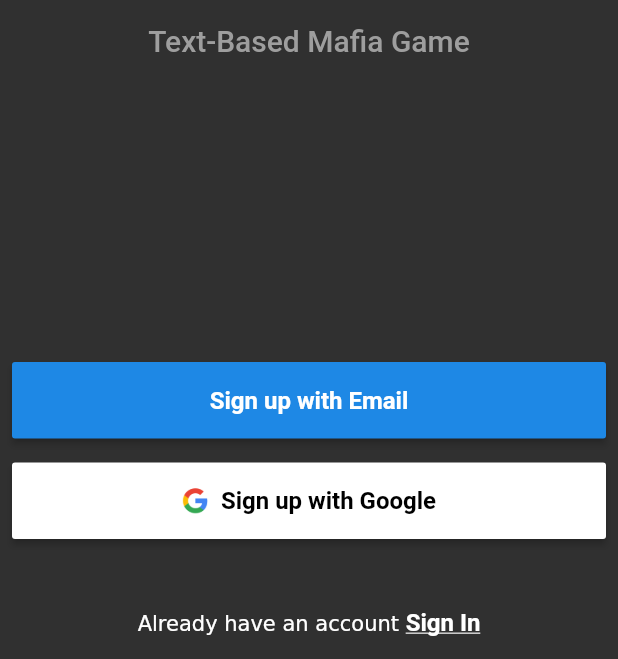
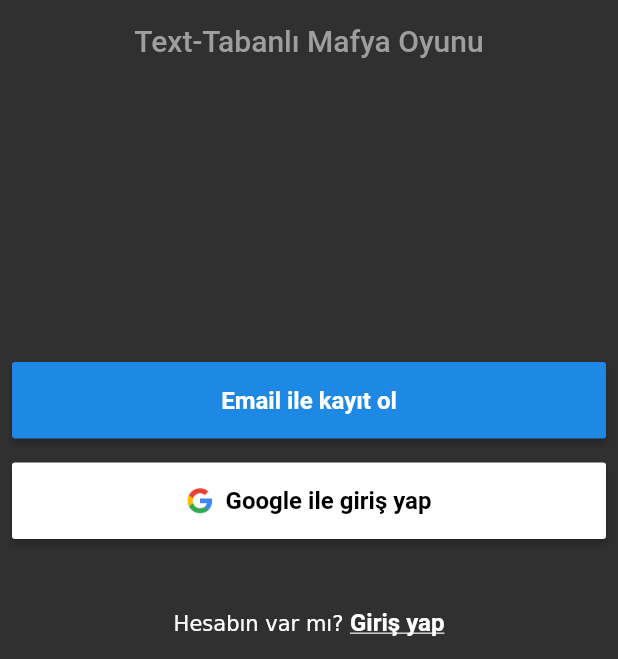
Before and after one commit to Mbildik/resurgence-mobile, a Flutter app: the screen it shows after launch, on a phone screen of 412 x 824 dp, the part 577-1236 px from its top. Run offline on Flutter 3.47's test engine with Material 2 defaults, Android fonts, the phone set to English and light mode, and no system bars; drawn by our look-alikes of overlay_support; our stand-ins replace dio, firebase_analytics, firebase_messaging, google_sign_in, image_picker, sentry and 1 more; missing offline and left inert: duration, firebase_performance, stomp_dart_client; accounts and stored records are empty.

Commit message:
translation ui improvements

```diff
--- a/lib/authentication/authentication_page.dart
+++ b/lib/authentication/authentication_page.dart
@@ -405,7 +405,7 @@ class _LoginPageRoute<T> extends MaterialPageRoute<T> {
                   actionText: S.signIn,
                   secondActionText: S.signUp,
                   secondActionTextDescription: S.doNotHaveAnAccount,
-                  forgotPassword: true,
+                  forgotPassword: false,
                   onAction: (context, email, password) {
                     return context
                         .read<AuthenticationService>()
--- a/lib/bank/bank.dart
+++ b/lib/bank/bank.dart
@@ -237,9 +237,11 @@ class _BankAccountWidgetState extends State<BankAccountWidget> {
               builder: (context, snapshot) {
                 if (loading ||
                     snapshot.connectionState == ConnectionState.waiting) {
-                  return loadingWidget();
+                  return const LoadingWidget();
                 } else if (snapshot.hasError) {
-                  return errorWidget();
+                  return RefreshOnErrorWidget(
+                    onPressed: this._refreshAccount,
+                  );
                 }
 
                 var bankAccount = snapshot.data;
@@ -344,9 +346,11 @@ class _BankAccountWidgetState extends State<BankAccountWidget> {
                 builder: (context, snapshot) {
                   if (loading ||
                       snapshot.connectionState == ConnectionState.waiting) {
-                    return loadingWidget();
+                    return const LoadingWidget();
                   } else if (snapshot.hasError) {
-                    return errorWidget();
+                    return RefreshOnErrorWidget(
+                      onPressed: this._refreshAccount,
+                    );
                   }
 
                   var bankTransactions = snapshot.data;
@@ -380,26 +384,6 @@ class _BankAccountWidgetState extends State<BankAccountWidget> {
         DateFormat(S.dateFormat).format(
           DateTime.parse(bankTransaction.time).toLocal(),
         ),
-      ),
-    );
-  }
-
-  Widget loadingWidget() {
-    return Center(
-      child: CircularProgressIndicator(),
-    );
-  }
-
-  Widget errorWidget() {
-    return Center(
-      child: Column(
-        children: <Widget>[
-          Button(
-            child: Text(S.reload),
-            onPressed: () => this._refreshAccount(),
-          ),
-          Text(S.errorOccurred),
-        ],
       ),
     );
   }
--- a/lib/constants.dart
+++ b/lib/constants.dart
@@ -6,7 +6,7 @@ enum _Env { local, dev }
 /// Application String Constants
 class S {
   // Environment
-  static var _env = _Env.local;
+  static const _env = _Env.local;
 
   // Urls
   static var baseUrl = () {
@@ -30,64 +30,61 @@ class S {
       'https://a08e58dade624766a001060e647ff585@o411000.ingest.sentry.io/5443874';
 
   // Misc
-  static var applicationTitle = 'Resurgence';
-  static var applicationDescription = 'Text-Based Mafia Game';
-  static var version = '1.0.0+1'; // todo retrieve from pubspec.yaml
-  static var userAgent = 'ResurgenceMobile/$version';
-  static var dateFormat = 'y-MM-dd HH:mm';
-
-  // todo static var dateFormat = 'dd/MM/y HH:mm';
+  static const applicationTitle = 'Resurgence';
+  static const applicationDescription = 'Text-Tabanlı Mafya Oyunu';
+  static const version = '1.0.0+1'; // todo retrieve from pubspec.yaml
+  static const userAgent = 'ResurgenceMobile/$version';
+  static const dateFormat = 'dd.MM.y HH:mm';
 
   // Validation
-  static var validationRequired = 'Required';
+  static const validationRequired = 'Zorunlu';
 
   // Label
-  static var email = 'Email';
+  static const email = 'Email';
   static const nickname = 'İsmin';
   static const create = 'Oluştur';
-  static var sendEmail = 'send.email';
-  static var submit = 'Submit';
-  static var password = 'Password';
-  static var passwordForgot = 'Forgot password?';
-  static var passwordForgotInfo = 'password.forgot.info';
-  static const changePassword = 'Şifreyi Değiştir';
+  static const sendEmail = 'send.email';
+  static const submit = 'Submit';
+  static const password = 'Şifre';
+  static const passwordForgot = 'Şifremi Unuttum';
   static const logout = 'Çıkış Yap';
   static const logoutConfirmationTitle = 'Çıkış yapmak üzeresiniz!';
   static const logoutConfirmationContent =
       'Uygulamadan çıkış yapmak istediğinize emin misiniz?';
-  static var signUpGoogle = 'Sign up with Google';
-  static var signUpEmail = 'Sign up with Email';
-  static var signUp = 'Sign Up';
-  static var signIn = 'Sign In';
-  static var doNotHaveAnAccount = 'Don\'t have an account';
-  static var alreadyHaveAnAccount = 'Already have an account';
-  static var signUpInfo = 'sign_up.info';
-  static const playerCreationTitle = 'Mafya dünyasının zorlu günleri seni bekliyor';
-  static const playerCreationDescription = 'Irkını ve ismini seçerek bu karanlık dünyaya sende katıl';
-  static var race = 'race';
-  static var balance = 'balance';
+  static const signUpGoogle = 'Google ile giriş yap';
+  static const signUpEmail = 'Email ile kayıt ol';
+  static const signUp = 'Kayıt ol';
+  static const signIn = 'Giriş yap';
+  static const doNotHaveAnAccount = 'Hesabın yok mu?';
+  static const alreadyHaveAnAccount = 'Hesabın var mı?';
+  static const playerCreationTitle =
+      'Mafya dünyasının zorlu günleri seni bekliyor';
+  static const playerCreationDescription =
+      'Irkını ve ismini seçerek bu karanlık dünyaya sende katıl';
+  static const race = 'race';
+  static const balance = 'balance';
   static const health = 'Sağlık';
   static const honor = 'Onur';
   static const usableHonor = 'Kullanılabilir Onur Puanı';
-  static var experience = 'experience';
-  static var reload = 'Reload';
-  static var errorOccurred = 'Bir hata oluştu.';
+  static const experience = 'experience';
+  static const reload = 'Yeniden yükle';
+  static const errorOccurred = 'Bir hata oluştu.';
   static const profile = 'Profil';
-  static var task = 'Task';
-  static var tasks = 'Tasks';
-  static var soloTask = 'Solo Görevler';
-  static var info = 'Information';
-  static var perform = 'Yap';
-  static var duration = 'duration';
-  static var auxiliary = 'Yardımcı Skiller';
-  static var skillGain = 'Kazanılacak Skiller';
-  static var skillGained = 'Kazanılan Skiller';
-  static var drop = 'Drop';
-  static var requiredItemCategory = 'required.item.category';
-  static var difficulty = 'difficulty';
-  static var easy = 'easy';
-  static var medium = 'medium';
-  static var hard = 'hard';
+  static const task = 'Task';
+  static const tasks = 'Görevler';
+  static const soloTask = 'Solo Görevler';
+  static const info = 'Information';
+  static const perform = 'Yap';
+  static const duration = 'duration';
+  static const auxiliary = 'Yardımcı Skiller';
+  static const skillGain = 'Kazanılacak Skiller';
+  static const skillGained = 'Kazanılan Skiller';
+  static const drop = 'Drop';
+  static const requiredItemCategory = 'required.item.category';
+  static const difficulty = 'difficulty';
+  static const easy = 'easy';
+  static const medium = 'medium';
+  static const hard = 'hard';
   static const playerItemEmpty = 'Hiç itemin yok.';
 
   static playerItemEmptyCategories(Set<String> categories) {
@@ -102,153 +99,154 @@ class S {
   static const failedTaskResult = 'Beceremedin.';
 
   static String failedTaskResultMember(String member) => '$member beceremedi.';
-  static var bank = 'Bank';
-  static var bankBalance = 'Banka Bakiyesi';
-  static var currentBalance = 'Nakit';
-  static var bankTitle = 'Bank';
+  static const bank = 'Banka';
+  static const bankBalance = 'Banka Bakiyesi';
+  static const currentBalance = 'Nakit';
+  static const bankTitle = 'Bank';
   static const money = 'Para';
   static const moneyToInterest = 'Faize yatırılacak para';
   static const withdraw = 'Çek';
   static const deposit = 'Yatır';
-  static var integerRequired = 'integer.required';
-  static var interest = 'Faiz';
-  static var interestHelp =
+  static const integerRequired = 'integer.required';
+  static const interest = 'Faiz';
+  static const interestHelp =
       'Faize yatırmak istediğin tutara göre tablodaki faiz karşılığını bir günün sonunda alırsın.';
-  static var transfer = 'Transfer';
-  static var transferHelp =
+  static const transfer = 'Transfer';
+  static const transferHelp =
       'Para transferi etmek istediğin oyuncunun adını ve transfer edeceğin miktarı gir. Eğer istersen açıklama girebilirsin.';
-  static var bankAccount = 'Banka Hesabı';
-  static var bankAccountHelp =
+  static const bankAccount = 'Banka Hesabı';
+  static const bankAccountHelp =
       'Saldırı alırsanız cebinizdeki para saldırgana geçer. Paranı korumak için bankaya yatırmalısın.';
-  static var min = 'min';
-  static var max = 'max';
-  static var noActiveInterest = 'no.active.interest';
-  static var currentInterest = 'current.interest';
-  static var description = 'Açıklama';
-  static var to = 'to';
-  static var realEstate = 'Real Estate';
-  static var buy = 'Satın Al';
-  static var sell = 'Sat';
-  static var signInPageTitle = 'Tekrar hoş geldin!';
-  static var signInPageDescription = 'Hesabınıza giriş yapın';
-  static var signUpPageTitle = 'Hoş geldin!';
-  static var signUpPageDescription = 'Email ile kayıt ol';
-  static var family = 'Aile';
-  static var families = 'Aileler';
+  static const min = 'min';
+  static const max = 'max';
+  static const noActiveInterest = 'no.active.interest';
+  static const currentInterest = 'current.interest';
+  static const description = 'Açıklama';
+  static const to = 'to';
+  static const realEstate = 'Real Estate';
+  static const buy = 'Satın Al';
+  static const sell = 'Sat';
+  static const signInPageTitle = 'Tekrar hoş geldin!';
+  static const signInPageDescription = 'Hesabınıza giriş yapın';
+  static const signUpPageTitle = 'Hoş geldin!';
+  static const signUpPageDescription = 'Email ile kayıt ol';
+  static const family = 'Aile';
+  static const families = 'Aileler';
 
-  static var ok = 'Tamam';
-  static var delete = 'Sil';
-  static var cancel = 'İptal';
+  static const ok = 'Tamam';
+  static const delete = 'Sil';
+  static const cancel = 'İptal';
 
-  static var chat = 'Sohbet';
-  static var messages = 'Mesajlar';
-  static var search = 'Ara';
-  static var offline = 'Çevrimdışı';
-  static var online = 'Çevrimiçi';
-  static var typeSomething = 'Type something...';
+  static const chat = 'Sohbet';
+  static const messages = 'Mesajlar';
+  static const search = 'Ara';
+  static const offline = 'Çevrimdışı';
+  static const online = 'Çevrimiçi';
+  static const typeSomething = 'Type something...';
 
-  static var boss = 'Boss';
-  static var consultant = 'Consultant';
-  static var chief = 'Chief';
-  static var secret = 'Secret';
-  static var regimes = 'Regimes';
-  static var members = 'Members';
-  static var announcements = 'Announcements';
-  static var memberDeleteTitle = 'Are you sure!';
-  static var memberDeleteContent = 'You are firing a member!';
-  static var fire = 'Fire';
-  static var disqualify = 'Disqualify';
-  static var consultantDisqualifyTitle = memberDeleteTitle;
-  static var consultantDisqualifyContent = 'You are disqualify a consultant';
-  static var chiefDisqualifyTitle = memberDeleteTitle;
-  static var chiefDisqualifyContent = 'You are disqualify a chief';
-  static var promoteToConsultant = 'Consultant';
-  static var promoteToChief = 'Chief';
-  static var accept = 'Accept';
-  static var revoke = 'Revoke';
+  static const boss = 'Boss';
+  static const consultant = 'Consultant';
+  static const chief = 'Chief';
+  static const secret = 'Secret';
+  static const regimes = 'Regimes';
+  static const members = 'Members';
+  static const announcements = 'Announcements';
+  static const memberDeleteTitle = 'Are you sure!';
+  static const memberDeleteContent = 'You are firing a member!';
+  static const fire = 'Fire';
+  static const disqualify = 'Disqualify';
+  static const consultantDisqualifyTitle = memberDeleteTitle;
+  static const consultantDisqualifyContent = 'You are disqualify a consultant';
+  static const chiefDisqualifyTitle = memberDeleteTitle;
+  static const chiefDisqualifyContent = 'You are disqualify a chief';
+  static const promoteToConsultant = 'Consultant';
+  static const promoteToChief = 'Chief';
+  static const accept = 'Accept';
+  static const revoke = 'Revoke';
   static const noData = 'Burada henüz görebileceğin bir şey yok!';
-  static var noInvitations = 'There is no invitations!';
-  static var assign = 'Assign';
-  static var titleHintText = 'Enter your announcement title';
-  static var contentHintText = 'Enter your announcement content';
-  static var announcementSecretInfo =
+  static const noInvitations = 'There is no invitations!';
+  static const assign = 'Assign';
+  static const titleHintText = 'Enter your announcement title';
+  static const contentHintText = 'Enter your announcement content';
+  static const announcementSecretInfo =
       'Only family member can see this announcement.';
-  static var management = 'Management';
-  static var humanResources = 'Human Resources';
-  static var applicationsInvitations = 'Applications Invitations';
-  static var regimeManagement = 'Regime Management';
-  static var announcement = 'Announcement';
-  static var destroy = 'Destroy';
-  static var familyDestroyConfirmationTitle = 'Are you sure!';
-  static var familyDestroyConfirmationContent =
+  static const management = 'Management';
+  static const humanResources = 'Human Resources';
+  static const applicationsInvitations = 'Applications Invitations';
+  static const regimeManagement = 'Regime Management';
+  static const announcement = 'Announcement';
+  static const destroy = 'Destroy';
+  static const familyDestroyConfirmationTitle = 'Are you sure!';
+  static const familyDestroyConfirmationContent =
       'You are gonna destroy the whole family.';
-  static var discharge = 'Discharge';
-  static var assignChiefDialogTitle = 'Choose an chief to assign';
-  static var memberDischargeConfirmationTitle = 'Are you sure!';
+  static const discharge = 'Discharge';
+  static const assignChiefDialogTitle = 'Choose an chief to assign';
+  static const memberDischargeConfirmationTitle = 'Are you sure!';
 
   static memberDischargeConfirmationContent(String member, String chief) =>
       'You are going to discharge $member from $chief';
-  static var edit = 'Edit';
-  static var clear = 'Clear';
-  static var announcementDeleteConfirmationTitle = 'Are you sure!';
-  static var announcementDeleteConfirmationContent =
+  static const edit = 'Edit';
+  static const clear = 'Clear';
+  static const announcementDeleteConfirmationTitle = 'Are you sure!';
+  static const announcementDeleteConfirmationContent =
       'You are going to delete this announcement!';
-  static var leave = 'Leave';
-  static var leaveFamilyConfirmationTitle = 'Leaving family!';
-  static var leaveFamilyConfirmationContent = 'You are leaving the family.';
-  static var apply = 'Apply';
-  static var applySuccessInfo = 'Your application has been made.';
-  static var myFamily = 'My Family';
-  static var noFamilyAnymore = 'You don\'t have a family anymore.';
-  static var familyCreationTitle =
+  static const leave = 'Leave';
+  static const leaveFamilyConfirmationTitle = 'Leaving family!';
+  static const leaveFamilyConfirmationContent = 'You are leaving the family.';
+  static const apply = 'Apply';
+  static const applySuccessInfo = 'Your application has been made.';
+  static const myFamily = 'My Family';
+  static const noFamilyAnymore = 'You don\'t have a family anymore.';
+  static const familyCreationTitle =
       'To create a crime family you must meet this requirements.';
   static var familyCreationMoneyRequirement =
       '${Money.format(5000000)} in your pocket.';
-  static var familyCreationHonorRequirement = '1K HP (Honour Points)';
-  static var familyName = 'Family name';
-  static var createNewFamily = 'Create new family';
-  static var chooseImage = 'Choose an image';
+  static const familyCreationHonorRequirement = '1K HP (Honour Points)';
+  static const familyName = 'Family name';
+  static const createNewFamily = 'Create new family';
+  static const chooseImage = 'Choose an image';
 
-  static var organize = 'Organize';
-  static var planNotFoundOrCompleted =
+  static const organize = 'Organize';
+  static const planNotFoundOrCompleted =
       'Plan lider tarafından tamamlandı veya iptal edildi.';
-  static var quit = 'Çık';
-  static var planQuitConfirmationTitle = 'Çıkmak istediğinden emin misin?';
-  static var planQuitConfirmationContent =
+  static const quit = 'Çık';
+  static const planQuitConfirmationTitle = 'Çıkmak istediğinden emin misin?';
+  static const planQuitConfirmationContent =
       'Göreve davet ettiğin herkes görevden ayrılacak!';
-  static var refresh = 'Yenile';
-  static var selectItem = 'İtem seç';
-  static var changeItem = 'Item değiştir';
-  static var planPreconditionErrorTitle =
+  static const refresh = 'Yenile';
+  static const selectItem = 'İtem seç';
+  static const changeItem = 'Item değiştir';
+  static const planPreconditionErrorTitle =
       'Ekiptekilerin bazılarının malzemeleri eksik';
 
   static planPrecondition(String member, String category) =>
       '$member kategoride item seçmedi: $category';
-  static var invitePlayer = 'Oyuncu Davet Et';
-  static var add = 'Ekle';
-  static var item = 'Item';
+  static const invitePlayer = 'Oyuncu Davet Et';
+  static const add = 'Ekle';
+  static const item = 'Item';
 
-  static var planRemoveMemberConfirmationTitle = 'Plan üyesi çıkarılacak';
+  static const planRemoveMemberConfirmationTitle = 'Plan üyesi çıkarılacak';
 
   static planRemoveMemberConfirmationContent(String member) =>
       '$member gerçekten çıkaracak mısın?';
 
-  static var sentAMessageNotificationContent = 'Mesaj gönderdi';
-  static var help = 'Yardım';
+  static const sentAMessageNotificationContent = 'Mesaj gönderdi';
+  static const help = 'Yardım';
 
-  static var multiplayerTaskHelp =
+  static const multiplayerTaskHelp =
       'Ekibin durumunu kontrol etmek için yenile tuşunu kullan.'
       '\n\nGörevi tamamladığında üyelerin sonuçlarını görebilirsin.'
       '\n\nİstersen görevi çıkış butonuna basarak iptal edebilirsin.';
 
-  static var soloTaskHelp = 'Suç işleyerek para, malzeme ve seviye'
+  static const soloTaskHelp = 'Suç işleyerek para, malzeme ve seviye'
       ' kazanabilirsin. Her suç belirli bir süre sonra tekrar aktif hale gelir.'
       '\nBazı suçları işlemek için bir takım malzemelere ihtiyaç duyabilirsin.'
       ' Gerekli kategorideki malzemenin tamamını seçmek için + butonuna basılı'
       ' tut.'
       '\nResimlere tıklayarak suça ait detayları öğrenebilirsin.';
 
-  static var timeToLeftToInterestComplete = 'Faizin tamamlanmasına kalan süre';
+  static const timeToLeftToInterestComplete =
+      'Faizin tamamlanmasına kalan süre';
 
   static haveItem(quantity) {
     if (quantity < 1) return 'Kalmadı';
@@ -262,6 +260,7 @@ class S {
       'Sepetten istemediğin item\'ları tıklayarak teker teker veya '
       'uzun basarak hepsini çıkabilirsin.\n';
 
+  static const multiplayerTasks = 'Çok oyunculu görevler';
   static const multiplayerTaskGainMember = 'şunları kazandı.';
   static const multiplayerTaskGainSelf = 'Şunları kazandın.';
 
--- a/lib/menu_page.dart
+++ b/lib/menu_page.dart
@@ -46,7 +46,7 @@ class _MenuPageState extends State<MenuPage> {
             onPressed: () => push(context, widget: SoloTaskPage()),
           ),
           _MenuItem(
-            text: 'Multiplayer Tasks',
+            text: S.multiplayerTasks,
             icon: Icons.extension,
             onPressed: () => push(context, route: MultiplayerTaskPageRoute()),
           ),
--- a/lib/player/player_control_page.dart
+++ b/lib/player/player_control_page.dart
@@ -9,6 +9,7 @@ import 'package:resurgence/player/player.dart';
 import 'package:resurgence/player/player_creation_page.dart';
 import 'package:resurgence/player/service.dart';
 import 'package:resurgence/ui/button.dart';
+import 'package:resurgence/ui/shared.dart';
 
 class PlayerControlPage extends StatefulWidget {
   @override
@@ -51,7 +52,7 @@ class _PlayerControlPageState extends State<PlayerControlPage> {
       future: futurePlayer,
       builder: (BuildContext context, AsyncSnapshot<Player> snapshot) {
         if (snapshot.connectionState == ConnectionState.waiting) {
-          return _loadingWidget();
+          return Scaffold(body: const LoadingWidget());
         } else if (snapshot.hasError) {
           if (snapshot.error is PlayerNotCreatedError) {
             return PlayerCreationPage(
@@ -60,52 +61,29 @@ class _PlayerControlPageState extends State<PlayerControlPage> {
               }),
             );
           }
-          return _onErrorWidget(context);
+          return Scaffold(
+            appBar: W.defaultAppBar,
+            body: Column(
+              mainAxisAlignment: MainAxisAlignment.spaceEvenly,
+              children: [
+                RefreshOnErrorWidget(
+                  onPressed: () => setState(() {
+                    futurePlayer = fetchPlayer();
+                  }),
+                ),
+                Button(
+                  child: Text(S.logout),
+                  onPressed: () => context.read<AuthenticationState>().logout(),
+                ),
+              ],
+            ),
+          );
         }
 
         return FamilyController(child: MenuPage());
       },
     );
   }
-
-  Widget _onErrorWidget(BuildContext context) {
-    return Scaffold(
-      appBar: W.defaultAppBar,
-      body: Center(
-        child: Column(
-          children: [
-            Text('An error occurred while fetching player info'),
-            refreshButton(context),
-            logoutButton(context),
-          ],
-        ),
-      ),
-    );
-  }
-
-  Widget _loadingWidget() {
-    return Scaffold(
-      body: Center(
-        child: CircularProgressIndicator(),
-      ),
-    );
-  }
-
-  Widget logoutButton(BuildContext context) {
-    return Button(
-      child: Text(S.logout),
-      onPressed: () => context.read<AuthenticationState>().logout(),
-    );
-  }
-
-  Widget refreshButton(BuildContext context) {
-    return Button(
-      child: Text(S.reload),
-      onPressed: () => setState(() {
-        futurePlayer = fetchPlayer();
-      }),
-    );
-  }
 }
 
 class PlayerNotCreatedError extends Error {}
--- a/lib/ui/shared.dart
+++ b/lib/ui/shared.dart
@@ -11,7 +11,7 @@ class LoadingWidget extends StatelessWidget {
   @override
   Widget build(BuildContext context) {
     return const Center(
-      child: const CircularProgressIndicator(),
+      child: CircularProgressIndicator(),
     );
   }
 }
```
